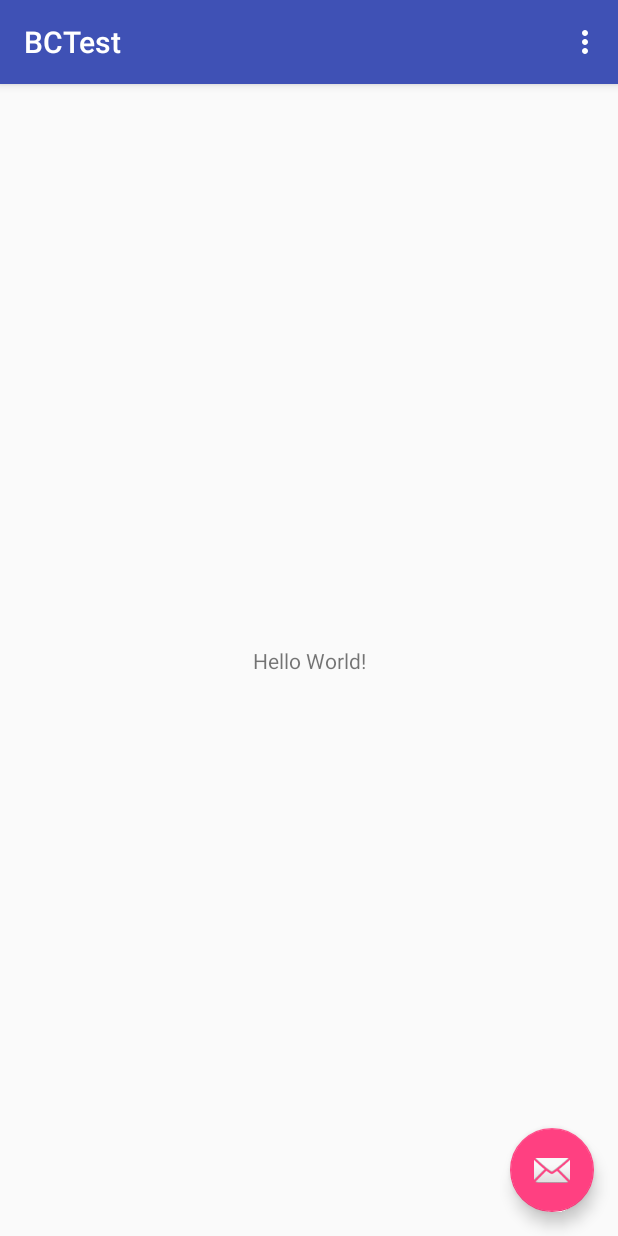
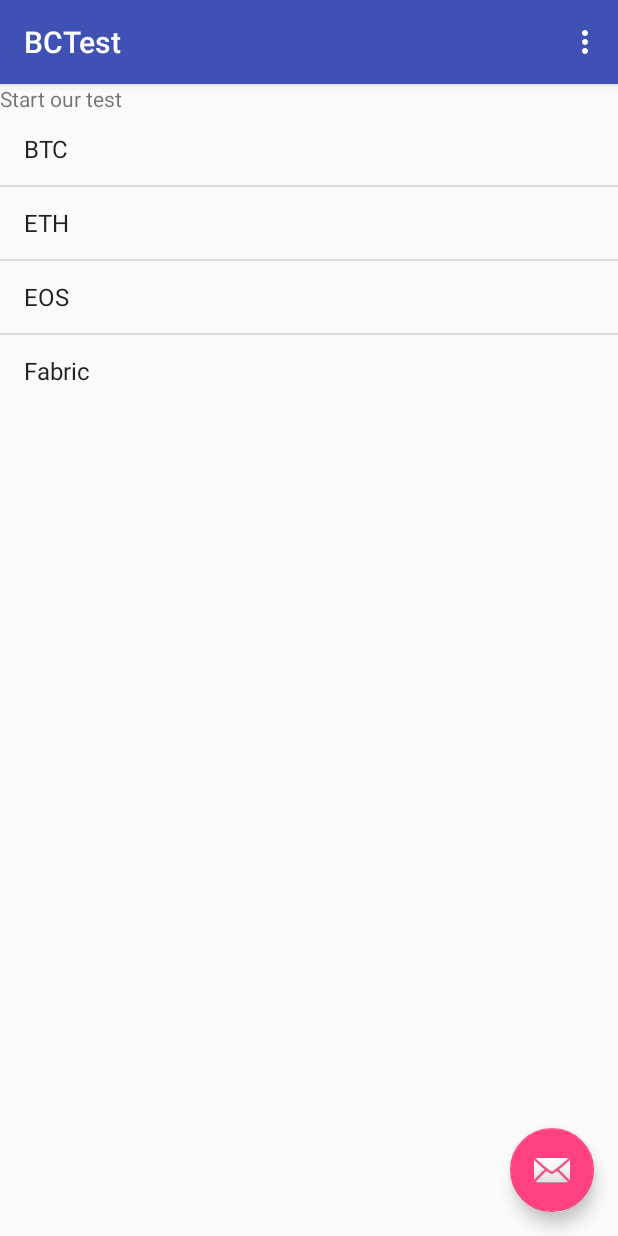
Before and after one commit to maodaishan/bctest, an Android app: the screen it shows after launch (MainActivity), on a phone screen of 412 x 824 dp. Run offline under Robolectric (Android 15) with nearby library versions, the phone set to English and light mode, and no system bars.

Commit message:
UI modifications: MainActivity:used to choose which chain to test ChainHomeActivity:used to choose which kind of test for the selected Chain.(Now only support EOS) EOSInfoActivity:For all kinds of get info test.

```diff
--- a/app/src/main/java/bctest/maods/com/bctest/MainActivity.java
+++ b/app/src/main/java/com/maods/bctest/UI/MainActivity.java
@@ -1,5 +1,7 @@
-package bctest.maods.com.bctest;
+package com.maods.bctest.UI;
 
+import android.content.Intent;
+import android.content.pm.ComponentInfo;
 import android.os.Bundle;
 import android.support.design.widget.FloatingActionButton;
 import android.support.design.widget.Snackbar;
@@ -8,8 +10,26 @@ import android.support.v7.widget.Toolbar;
 import android.view.View;
 import android.view.Menu;
 import android.view.MenuItem;
+import android.widget.AdapterView;
+import android.widget.ArrayAdapter;
+import android.widget.ListView;
+import android.widget.TextView;
+
+import com.maods.bctest.GlobalConstants;
+import com.maods.bctest.R;
+
 
 public class MainActivity extends AppCompatActivity {
+    private static final String TAG="MainActivity";
+
+    private String[] mChains=new String[]{
+            GlobalConstants.BTC,
+            GlobalConstants.ETH,
+            GlobalConstants.EOS,
+            GlobalConstants.FABRIC
+    };
+    private ListView mList;
+    private ArrayAdapter<String> mAdapter;
 
     @Override
     protected void onCreate(Bundle savedInstanceState) {
@@ -26,6 +46,22 @@ public class MainActivity extends AppCompatActivity {
                         .setAction("Action", null).show();
             }
         });
+
+        mList=findViewById(R.id.list);
+        mAdapter=new ArrayAdapter<String>(this,android.R.layout.simple_list_item_1,mChains);
+        mList.setAdapter(mAdapter);
+        mList.setOnItemClickListener(new AdapterView.OnItemClickListener() {
+            @Override
+            public void onItemClick(AdapterView<?> parent, View view, int position, long id) {
+                TextView t=(TextView)view;
+                String target=t.getText().toString();
+                Intent intent=new Intent();
+                intent.setClass(MainActivity.this,ChainHomeActivity.class);
+                intent.putExtra(GlobalConstants.EXTRA_KEY_CHAIN,target);
+                startActivity(intent);
+                }
+            }
+        );
     }
 
     @Override
--- a/app/src/main/res/layout/content_main.xml
+++ b/app/src/main/res/layout/content_main.xml
@@ -7,14 +7,21 @@
     app:layout_behavior="@string/appbar_scrolling_view_behavior"
     tools:context="bctest.maods.com.bctest.MainActivity"
     tools:showIn="@layout/activity_main">
-
+    <LinearLayout
+        android:layout_width="match_parent"
+        android:layout_height="match_parent"
+        android:orientation="vertical">
         <TextView
             android:layout_width="wrap_content"
             android:layout_height="wrap_content"
-        android:text="Hello World!"
+            android:text="Start our test"
             app:layout_constraintBottom_toBottomOf="parent"
             app:layout_constraintLeft_toLeftOf="parent"
             app:layout_constraintRight_toRightOf="parent"
             app:layout_constraintTop_toTopOf="parent" />
-
+        <ListView
+            android:id="@+id/list"
+            android:layout_width="match_parent"
+            android:layout_height="wrap_content"/>
+    </LinearLayout>
 </android.support.constraint.ConstraintLayout>
--- a/app/src/main/res/values/strings.xml
+++ b/app/src/main/res/values/strings.xml
@@ -1,4 +1,7 @@
 <resources>
     <string name="app_name">BCTest</string>
     <string name="action_settings">Settings</string>
+    <string name="chain_home_empty">Now we only have EOS tests</string>
+
+
 </resources>
```
Also changed, not shown: app/src/main/AndroidManifest.xml (+9 -2 lines), app/src/main/java/com/maods/bctest/GlobalConstants.java (added, +19 -0 lines), app/src/main/java/com/maods/bctest/UI/ChainHomeActivity.java (added, +109 -0 lines), app/src/main/java/com/maods/bctest/UI/EOSInfoActivity.java (added, +16 -0 lines), app/src/main/res/layout/chain_home.xml (added, +25 -0 lines). Lines whose indentation alone changed are shown as unchanged.
